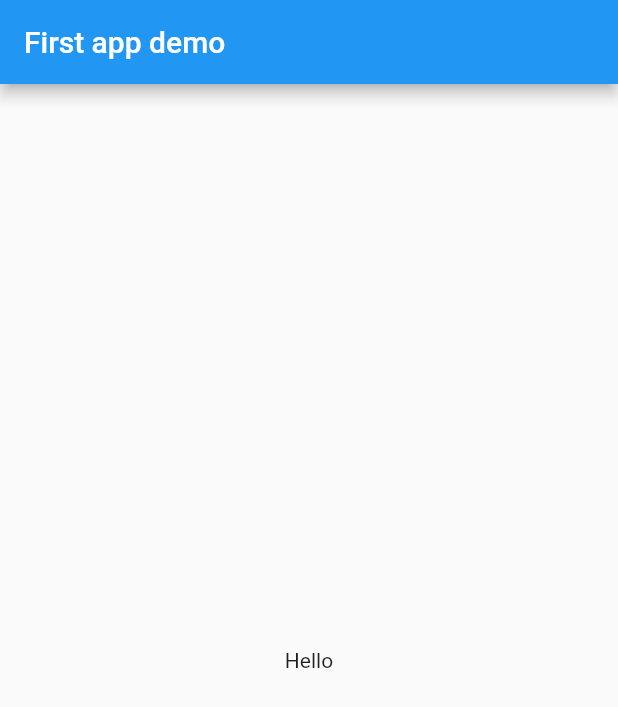
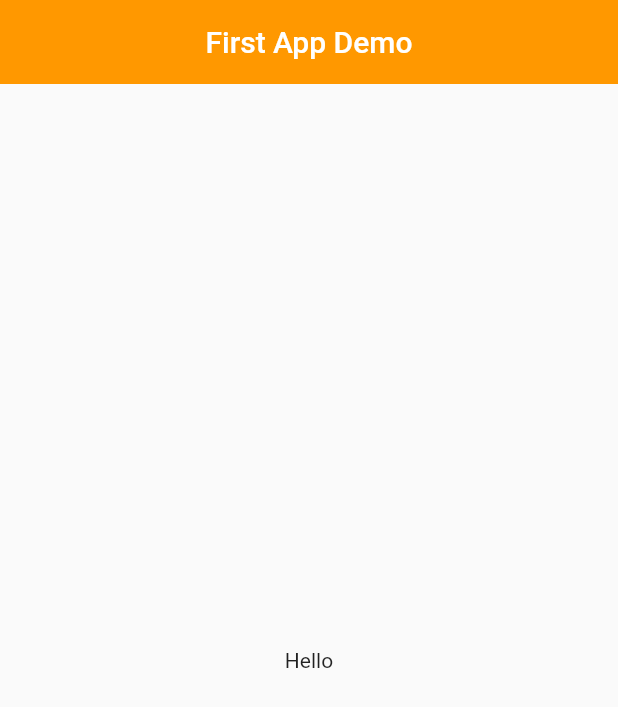
Before and after one commit to snake0207/ex3, a Flutter app: the screen it shows after launch, on a phone screen of 412 x 824 dp. Shown: the top 707 px of the screen. Run offline on Flutter 3.47's test engine with Material 2 defaults, Android fonts, the light colour scheme and no system bars; missing offline and left inert: css_colors.

Commit message:
4th commit

```diff
--- a/lib/main.dart
+++ b/lib/main.dart
@@ -23,7 +23,10 @@ class MyHomePage extends StatelessWidget {
   Widget build(BuildContext context) {
     return Scaffold(
         appBar: AppBar(
-          title: Text('First app demo'),
+          title: Text('First App Demo'),
+          centerTitle: true,
+          backgroundColor: Colors.orange,
+          elevation: 0.0,
         ),
         body: Center(
             child: Container(
```
